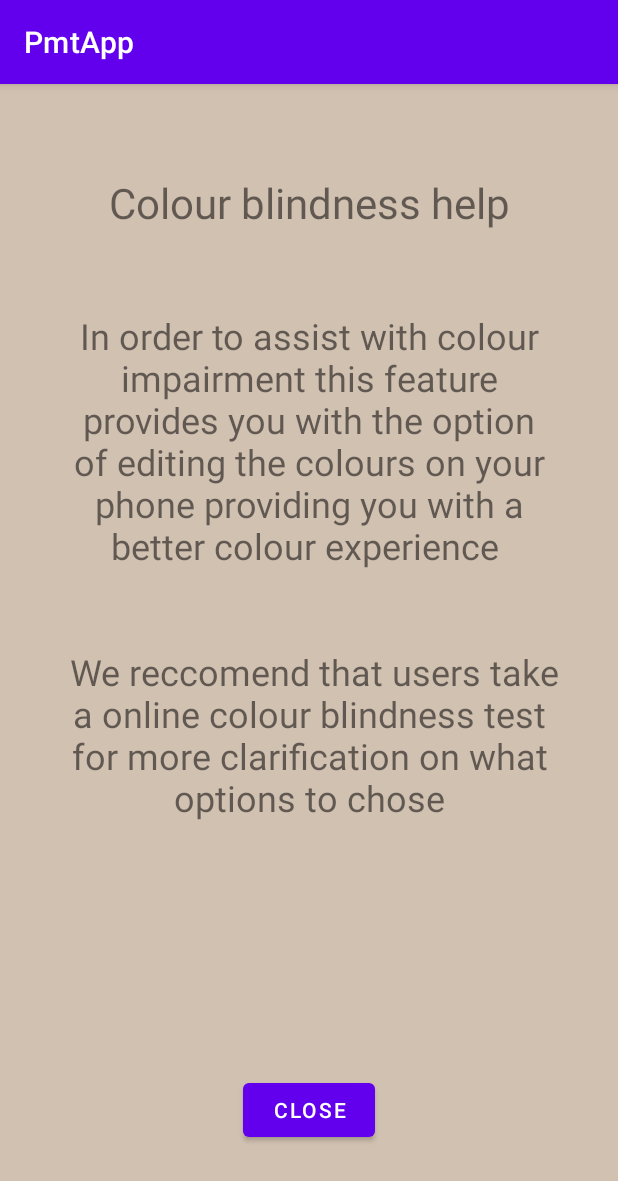
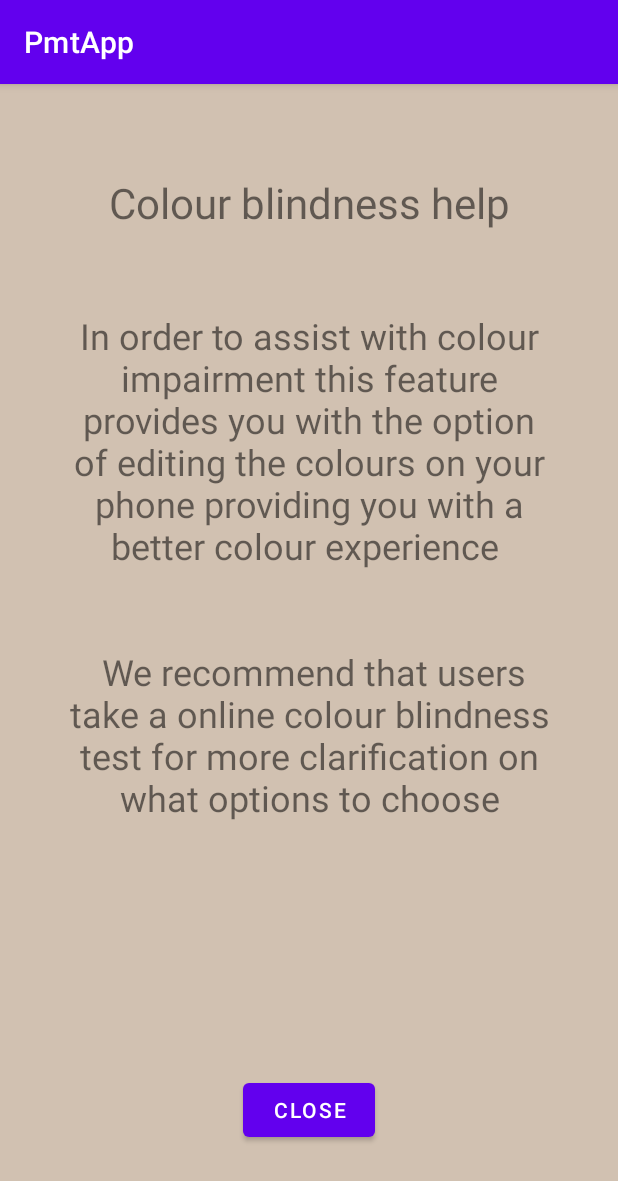
Before and after one commit to AdamBaish/PmtApp, an Android app: the ColourActivity screen opened directly, with no data from a screen before it, after a tap on an icon or button, on a phone screen of 412 x 824 dp. Shown: the top 1181 px of the screen. Run offline under Robolectric (Android 15) with nearby library versions, the phone set to English and light mode, and no system bars.

Commit message:
Final changes and tidy-ups

```diff
--- a/app/src/main/res/layout/popupview.xml
+++ b/app/src/main/res/layout/popupview.xml
@@ -47,7 +47,7 @@
         android:layout_width="wrap_content"
         android:layout_height="wrap_content"
         android:gravity="center"
-        android:text="In order to assist with colour impairment this feature provides you with the option of editing the colours on your phone providing you with a better colour experience \n \n \n We reccomend that users take a online colour blindness test for more clarification on what options to chose"
+        android:text="In order to assist with colour impairment this feature provides you with the option of editing the colours on your phone providing you with a better colour experience \n \n \n We recommend that users take a online colour blindness test for more clarification on what options to choose"
         android:textSize="24sp"
         app:layout_constraintBottom_toBottomOf="parent"
         app:layout_constraintEnd_toEndOf="parent"
```
